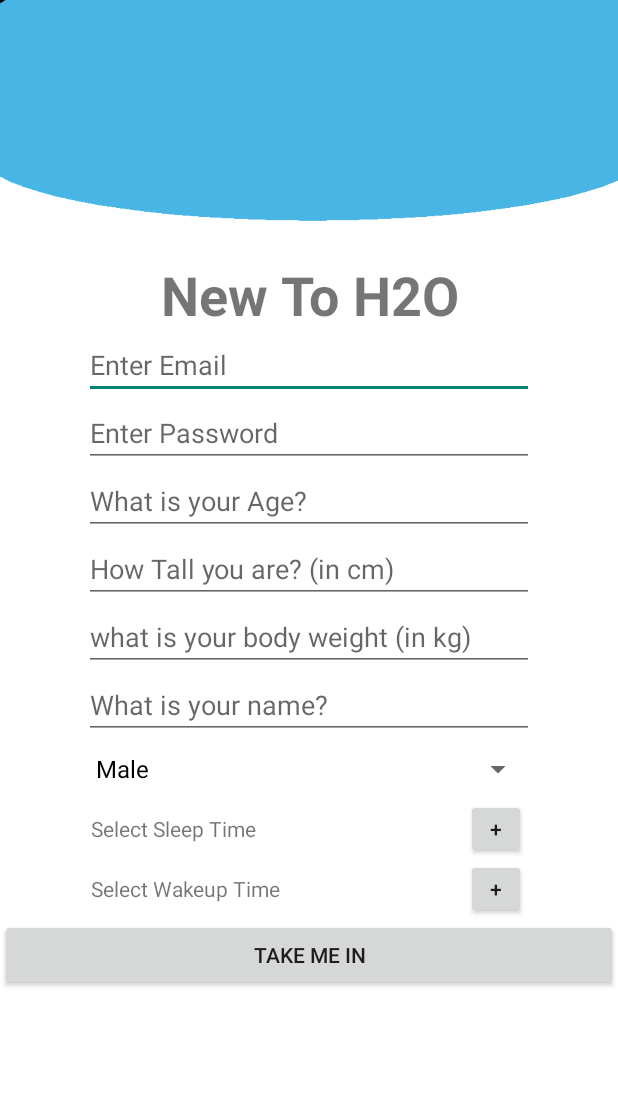
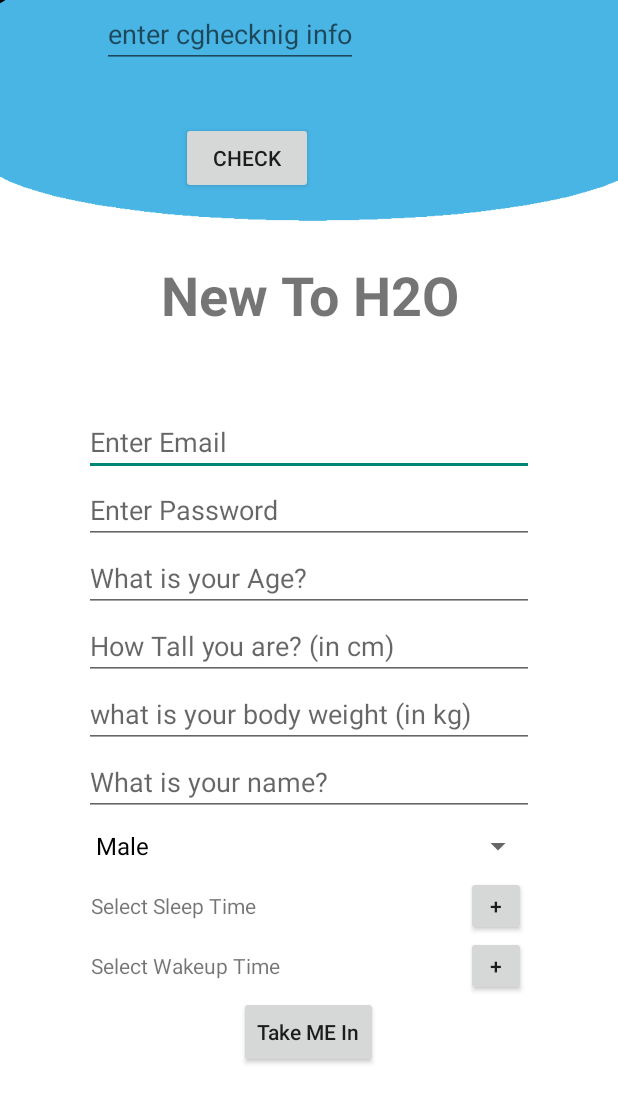
Before and after one commit to AmarvirSingh/H2oTracker, an Android app: the RegisterActivity screen opened directly, with no data from a screen before it, on a phone screen of 412 x 824 dp. Shown: the top 1103 px of the screen. Run offline under Robolectric (Android 15) with nearby library versions, the phone set to English and light mode, and no system bars; our stand-ins replace Firebase (no records; nobody signed in at launch, a user with empty details on screens opened directly).

Commit message:
please check button

```diff
--- a/app/src/main/java/com/example/h2otracker/RegisterActivity.java
+++ b/app/src/main/java/com/example/h2otracker/RegisterActivity.java
@@ -18,6 +18,7 @@ import android.view.ViewGroup;
 import android.widget.ArrayAdapter;
 import android.widget.Button;
 import android.widget.EditText;
+import android.widget.ScrollView;
 import android.widget.Spinner;
 import android.widget.TextView;
 import android.widget.TimePicker;
@@ -36,6 +37,11 @@ public class RegisterActivity extends AppCompatActivity {
     Button btnTakeMeIn, btnSleep, btnWake;
     Spinner spinner;
     String [] gender = {"Male","Female"};
+    ScrollView scrollView;
+
+    //testing
+    Button check;
+    EditText checkInfo;
 
 
     FirebaseAuth mAuth;
@@ -53,7 +59,7 @@ public class RegisterActivity extends AppCompatActivity {
         sleepTime = findViewById(R.id.signUpSleepTime);
         wakeTime = findViewById(R.id.signUpWakeTime);
         btnSleep = findViewById(R.id.btnSleep);
-        btnTakeMeIn = findViewById(R.id.register);
+        btnTakeMeIn = findViewById(R.id.btnTakeMeIn);
         btnWake = findViewById(R.id.btnWake);
         spinner = findViewById(R.id.signUpSpinner);
 
@@ -64,27 +70,32 @@ public class RegisterActivity extends AppCompatActivity {
 
         mAuth = FirebaseAuth.getInstance();
 
+        String name = etName.getText().toString();
+        String userAge = etAge.getText().toString();
+        String userWeight = etWeight.getText().toString();
+        String userHeight = etHeight.getText().toString();
+        String email = etEmail.getText().toString();
+        String password = etPassword.getText().toString();
+
+
         btnTakeMeIn.setOnClickListener(new View.OnClickListener() {
             @Override
             public void onClick(View v) {
 
                 Log.d("Tag", "Take me in Clicked: ");
-                String name = etName.getText().toString();
-                String userAge = etAge.getText().toString();
-                String userWeight = etWeight.getText().toString();
-                String userHeight = etHeight.getText().toString();
-                String email = etEmail.getText().toString();
-                String password = etPassword.getText().toString();
+
 
                 if (name.isEmpty()){
                     etName.setError("Please fill this field!");
                     etName.requestFocus();
                     return;
-                }else if (userAge.isEmpty()){
+                }
+                if (userAge.isEmpty()){
                     etAge.setError("Please fill this field!");
                     etAge.requestFocus();
                     return;
-                }else if(userWeight.isEmpty()){
+                }
+                if(userWeight.isEmpty()){
                     etWeight.setError("Please fill this field!");
                     etWeight.requestFocus();
                     return;
@@ -116,6 +127,21 @@ public class RegisterActivity extends AppCompatActivity {
 
 
 
+            }
+        });
+
+
+
+        checkInfo = findViewById(R.id.checkInfo);
+        check = findViewById(R.id.check);
+
+        check.setOnClickListener(new View.OnClickListener() {
+            @Override
+            public void onClick(View v) {
+                if (checkInfo.getText().toString().isEmpty()){
+                    checkInfo.setError("Fill this");
+                    return;
+                }
             }
         });
 
--- a/app/src/main/res/layout/activity_registration.xml
+++ b/app/src/main/res/layout/activity_registration.xml
@@ -30,18 +30,22 @@
         app:layout_constraintStart_toStartOf="parent"
         app:layout_constraintTop_toTopOf="parent" />
 
-    <ScrollView
-        android:layout_width="match_parent"
-        android:layout_height="wrap_content"
-
-        android:layout_below="@+id/textView2"
-        android:layout_alignParentBottom="true"
-        android:layout_marginTop="0dp"
-        android:layout_marginBottom="33dp">
 
     <LinearLayout
-            android:layout_width="match_parent"
-            android:layout_height="match_parent"
+        android:layout_width="wrap_content"
+        android:layout_height="wrap_content"
+        android:layout_below="@+id/textView2"
+        android:layout_alignParentStart="true"
+        android:layout_alignParentLeft="true"
+        android:layout_alignParentEnd="true"
+        android:layout_alignParentRight="true"
+        android:layout_alignParentBottom="true"
+        android:layout_marginStart="40dp"
+        android:layout_marginLeft="40dp"
+        android:layout_marginTop="10dp"
+        android:layout_marginEnd="40dp"
+        android:layout_marginRight="40dp"
+        android:layout_marginBottom="70dp"
         android:gravity="center"
         android:orientation="vertical">
 
@@ -171,13 +175,35 @@
         </LinearLayout>
 
         <Button
-                android:id="@+id/register"
-                android:layout_width="match_parent"
+            android:id="@+id/btnTakeMeIn"
+            android:layout_width="wrap_content"
             android:layout_height="wrap_content"
-                android:text="Take Me In" />
+            android:text="Take ME In"
+            android:textAllCaps="false" />
+
     </LinearLayout>
 
-    </ScrollView>
+    <Button
+        android:id="@+id/check"
+        android:layout_width="wrap_content"
+        android:layout_height="wrap_content"
+        android:layout_below="@+id/checkInfo"
+        android:layout_alignEnd="@+id/checkInfo"
+        android:layout_alignRight="@+id/checkInfo"
+        android:layout_marginTop="36dp"
+        android:layout_marginEnd="30dp"
+        android:layout_marginRight="30dp"
+        android:text="check" />
+
+    <EditText
+        android:id="@+id/checkInfo"
+        android:layout_width="wrap_content"
+        android:layout_height="wrap_content"
+        android:layout_alignParentEnd="true"
+        android:layout_alignParentRight="true"
+        android:layout_marginEnd="173dp"
+        android:layout_marginRight="173dp"
+        android:hint="enter cghecknig info" />
 
 
 </RelativeLayout>
```
Lines whose indentation alone changed are shown as unchanged.
